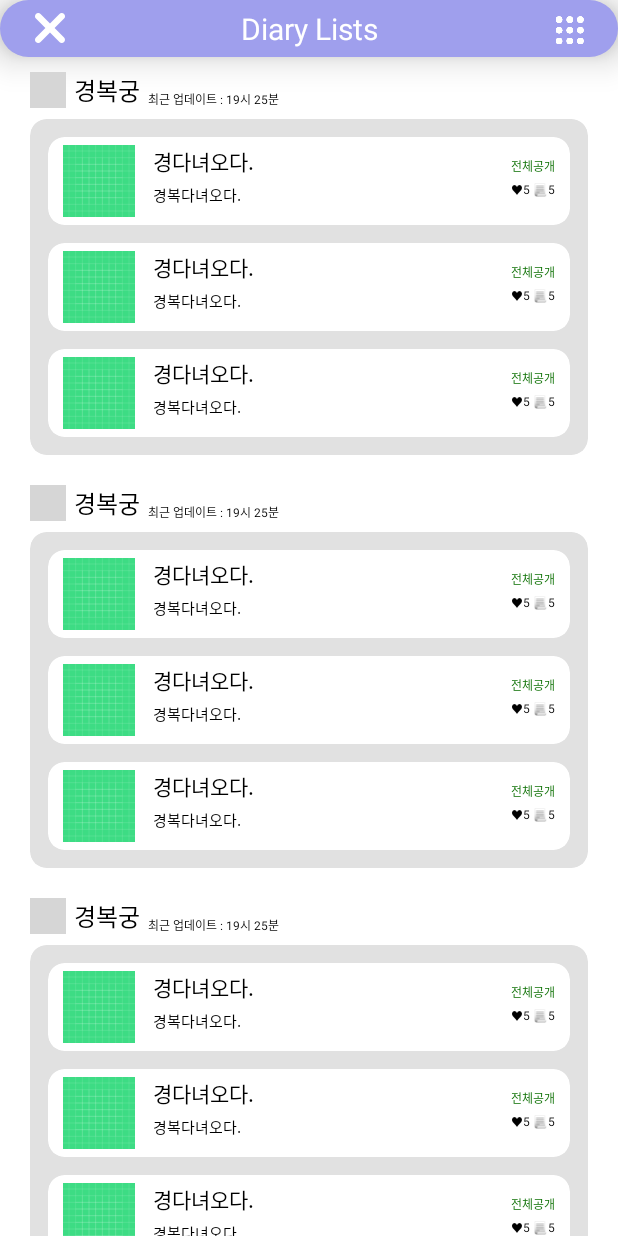
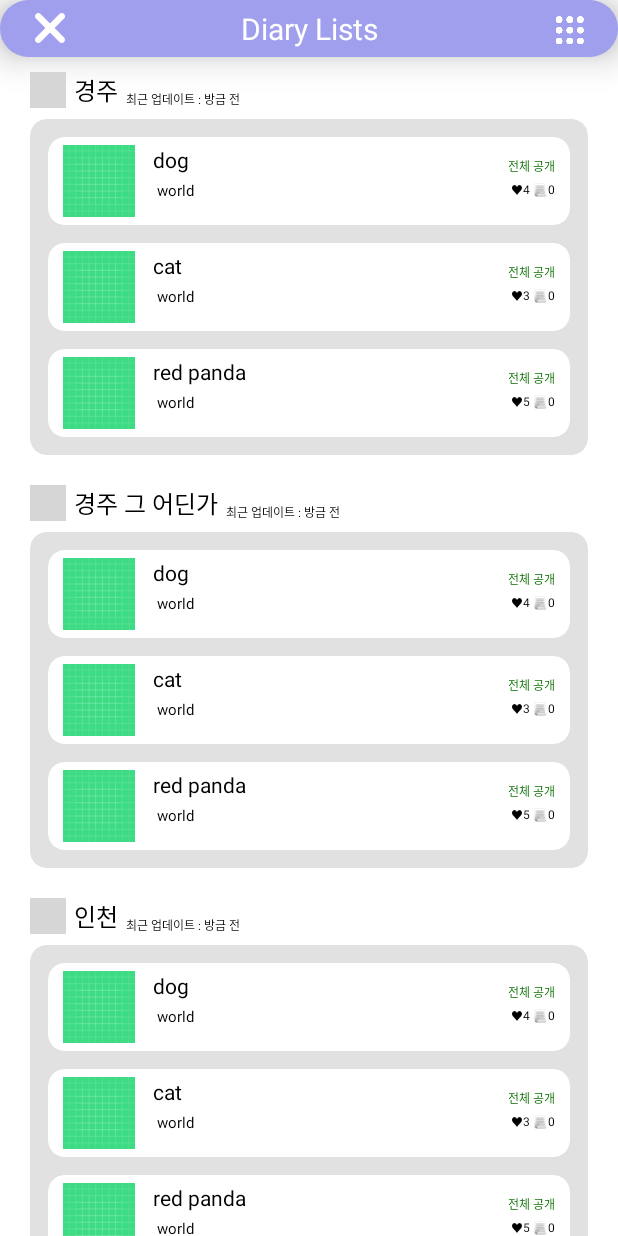
Before and after one commit to ARdiary/ArDiaryAndroid, an Android app: the DiaryListActivity screen opened directly, with no data from a screen before it, on a phone screen of 412 x 824 dp. Run offline under Robolectric (Android 15) with nearby library versions, the phone set to English and light mode, and no system bars; our stand-ins replace Dagger/Hilt's generated code, data binding; pictures from the network do not load; 1 statement that could not run was skipped; grey boxes are pictures that could not be loaded.

Commit message:
feat: Diary List DataBinding -> 데이터 연결
- 데이터 적용

```diff
--- a/app/src/main/java/com/army/ardiary/domain/model/DiaryContent.kt
+++ b/app/src/main/java/com/army/ardiary/domain/model/DiaryContent.kt
@@ -6,5 +6,6 @@ data class DiaryContent(
     val title: String,
     val content: String,
     val type: String,
-    val likeCount: Int = 0
+    val likeCount: Int = 0,
+    val commentCount: Int = 0
 )
--- /dev/null
+++ b/app/src/main/java/com/army/ardiary/ui/common/custom/CustomErrorView.kt
@@ -0,0 +1,31 @@
+package com.army.ardiary.ui.common.custom
+
+import android.content.Context
+import android.util.AttributeSet
+import android.view.LayoutInflater
+import androidx.constraintlayout.widget.ConstraintLayout
+import androidx.databinding.DataBindingUtil
+import com.army.ardiary.R
+import com.army.ardiary.databinding.ViewErrorCustomBinding
+
+class CustomErrorView(
+    context: Context,
+    attrs: AttributeSet?
+) : ConstraintLayout(context, attrs) {
+
+    private val binding: ViewErrorCustomBinding =
+        DataBindingUtil.inflate(
+            LayoutInflater.from(context),
+            R.layout.view_error_custom,
+            this,
+            true
+        )
+
+    init {
+        val a = context.obtainStyledAttributes(attrs, R.styleable.CustomErrorView)
+        a.recycle()
+    }
+
+    fun setOnClickRefreshButton(c: (() -> Unit)? = null) =
+        binding.btnRefresh.setOnClickListener { c?.invoke() }
+}
--- /dev/null
+++ b/app/src/main/java/com/army/ardiary/ui/common/viewutils/LoadingUtil.kt
@@ -0,0 +1,25 @@
+package com.army.ardiary.ui.common.viewutils
+
+import android.view.View
+import android.widget.ProgressBar
+import androidx.core.view.isGone
+import androidx.core.view.isVisible
+import com.army.ardiary.ui.common.custom.CustomErrorView
+
+fun showLoading(contentView: View, loadingView: ProgressBar, errorView: CustomErrorView) {
+    contentView.isGone = true
+    loadingView.isVisible = true
+    errorView.isGone = true
+}
+
+fun showContent(contentView: View, loadingView: ProgressBar, errorView: CustomErrorView) {
+    contentView.isVisible = true
+    loadingView.isGone = true
+    errorView.isGone = true
+}
+
+fun showError(contentView: View, loadingView: ProgressBar, errorView: CustomErrorView) {
+    contentView.isGone = true
+    loadingView.isGone = true
+    errorView.isVisible = true
+}
--- /dev/null
+++ b/app/src/main/java/com/army/ardiary/ui/common/viewutils/TextViewUtil.kt
@@ -0,0 +1,26 @@
+package com.army.ardiary.ui.common.viewutils
+
+import android.widget.TextView
+import androidx.databinding.BindingAdapter
+import java.util.*
+
+@BindingAdapter("updatedTime")
+fun TextView.setUpdatedTime(date: Date) {
+    "최근 업데이트 : 19시 25분"
+    val currentTime = System.currentTimeMillis()
+
+    val diff: Long = currentTime - date.time
+    val seconds = diff / 1000
+    val minutes = seconds / 60
+    val hours = minutes / 60
+    val days = hours / 24
+    val years = days / 365
+
+    val t = "최근 업데이트 : " + if (years > 0) "${years}년 전"
+    else if (days > 0) "${days}일 전"
+    else if (hours > 0) "${hours}시간 전"
+    else if (minutes > 0) "${minutes}분 전"
+    else "방금 전"
+
+    text = t
+}
--- a/app/src/main/java/com/army/ardiary/ui/main/diary/diarylist/DiaryListActivity.kt
+++ b/app/src/main/java/com/army/ardiary/ui/main/diary/diarylist/DiaryListActivity.kt
@@ -5,6 +5,7 @@ import androidx.lifecycle.flowWithLifecycle
 import androidx.lifecycle.lifecycleScope
 import com.army.ardiary.databinding.ActivityDiaryListBinding
 import com.army.ardiary.ui.BaseActivity
+import com.army.ardiary.ui.common.viewutils.showContent
 import com.army.ardiary.ui.main.diary.diarylist.adapter.DiaryItemRVAdapter
 import dagger.hilt.android.AndroidEntryPoint
 import kotlinx.coroutines.flow.launchIn
@@ -26,7 +27,7 @@ class DiaryListActivity :
         viewModel.diaryList.flowWithLifecycle(this.lifecycle)
             .onEach {
                 diaryItemRVAdapter.submitList(it) {
-                    // commit callback -> hide loading view and show rv
+                    showContent(binding.rvContent, binding.pbLoading, binding.evError)
                 }
             }.launchIn(lifecycleScope)
     }
--- a/app/src/main/res/layout/activity_diary_list.xml
+++ b/app/src/main/res/layout/activity_diary_list.xml
@@ -50,6 +50,20 @@
         android:id="@+id/rv_content"
         android:layout_width="match_parent"
         android:layout_height="wrap_content"
+        android:visibility="gone"
         app:layoutManager="androidx.recyclerview.widget.LinearLayoutManager"
         tools:listitem="@layout/item_diary_list" />
+
+    <ProgressBar
+        android:id="@+id/pb_loading"
+        android:layout_width="wrap_content"
+        android:layout_height="match_parent"
+        android:layout_gravity="center"
+        android:indeterminateTint="@color/primary" />
+
+    <com.army.ardiary.ui.common.custom.CustomErrorView
+        android:id="@+id/ev_error"
+        android:layout_width="match_parent"
+        android:layout_height="wrap_content"
+        android:visibility="gone" />
 </LinearLayout>
--- a/app/src/main/res/layout/item_diary_content.xml
+++ b/app/src/main/res/layout/item_diary_content.xml
@@ -1,6 +1,7 @@
 <?xml version="1.0" encoding="utf-8"?>
 <layout xmlns:android="http://schemas.android.com/apk/res/android"
-    xmlns:app="http://schemas.android.com/apk/res-auto">
+    xmlns:app="http://schemas.android.com/apk/res-auto"
+    xmlns:tools="http://schemas.android.com/tools">
 
     <data>
 
@@ -25,6 +26,7 @@
 
             <com.google.android.material.imageview.ShapeableImageView
                 android:id="@+id/iv_thumbnail"
+                image="@{diary.thumbnailUrl}"
                 android:layout_width="48dp"
                 android:layout_height="48dp"
                 android:src="@drawable/ic_launcher_background"
@@ -38,11 +40,12 @@
                 android:layout_width="wrap_content"
                 android:layout_height="wrap_content"
                 android:layout_marginStart="12dp"
-                android:text="경다녀오다."
+                android:text="@{diary.title}"
                 android:textColor="@color/black"
                 android:textSize="14sp"
                 app:layout_constraintStart_toEndOf="@id/iv_thumbnail"
-                app:layout_constraintTop_toTopOf="@id/iv_thumbnail" />
+                app:layout_constraintTop_toTopOf="@id/iv_thumbnail"
+                tools:text="Test" />
 
             <TextView
                 android:id="@+id/tv_content"
@@ -50,23 +53,25 @@
                 android:layout_height="wrap_content"
                 android:layout_marginStart="12dp"
                 android:layout_marginTop="4dp"
-                android:text="경복다녀오다."
+                android:text="@{diary.content}"
                 android:textColor="@color/black"
                 android:textSize="10sp"
                 app:layout_constraintStart_toEndOf="@id/iv_thumbnail"
-                app:layout_constraintTop_toBottomOf="@id/tv_title" />
+                app:layout_constraintTop_toBottomOf="@id/tv_title"
+                tools:text="Test" />
 
             <TextView
                 android:id="@+id/tv_type"
                 android:layout_width="wrap_content"
                 android:layout_height="wrap_content"
                 android:layout_marginBottom="20dp"
-                android:text="전체공개"
+                android:text="@{diary.type}"
                 android:textColor="@color/green"
                 android:textSize="8sp"
                 app:layout_constraintBottom_toBottomOf="parent"
                 app:layout_constraintEnd_toEndOf="parent"
-                app:layout_constraintTop_toTopOf="parent" />
+                app:layout_constraintTop_toTopOf="parent"
+                tools:text="전체 공개" />
 
             <TextView
                 android:id="@+id/tv_comment_count"
@@ -74,11 +79,12 @@
                 android:layout_height="wrap_content"
                 android:layout_marginStart="12dp"
                 android:layout_marginTop="4dp"
-                android:text="5"
+                android:text="@{String.valueOf(diary.commentCount)}"
                 android:textColor="@color/black"
                 android:textSize="8sp"
                 app:layout_constraintEnd_toEndOf="parent"
-                app:layout_constraintTop_toBottomOf="@id/tv_type" />
+                app:layout_constraintTop_toBottomOf="@id/tv_type"
+                tools:text="3" />
 
             <TextView
                 android:id="@+id/iv_comment"
@@ -96,12 +102,13 @@
                 android:layout_width="wrap_content"
                 android:layout_height="wrap_content"
                 android:layout_marginEnd="2dp"
-                android:text="5"
+                android:text="@{String.valueOf(diary.likeCount)}"
                 android:textColor="@color/black"
                 android:textSize="8sp"
                 app:layout_constraintBottom_toBottomOf="@id/iv_comment"
                 app:layout_constraintEnd_toStartOf="@id/iv_comment"
-                app:layout_constraintTop_toTopOf="@id/iv_comment" />
+                app:layout_constraintTop_toTopOf="@id/iv_comment"
+                tools:text="4" />
 
             <TextView
                 android:id="@+id/iv_like"
--- a/app/src/main/res/layout/item_diary_list.xml
+++ b/app/src/main/res/layout/item_diary_list.xml
@@ -30,22 +30,24 @@
             android:layout_width="wrap_content"
             android:layout_height="wrap_content"
             android:layout_marginStart="5dp"
-            android:text="경복궁"
+            android:text="@{diary.location}"
             android:textColor="@color/black"
             android:textSize="16sp"
             app:layout_constraintBottom_toBottomOf="@+id/iv_compass"
             app:layout_constraintStart_toEndOf="@id/iv_compass"
-            app:layout_constraintTop_toTopOf="@+id/iv_compass" />
+            app:layout_constraintTop_toTopOf="@+id/iv_compass"
+            tools:text="경주" />
 
         <TextView
+            updatedTime="@{diary.currentUpdated}"
             android:layout_width="wrap_content"
             android:layout_height="wrap_content"
             android:layout_marginStart="5dp"
-            android:text="최근 업데이트 : 19시 25분"
             android:textColor="@color/black"
             android:textSize="8sp"
             app:layout_constraintBottom_toBottomOf="@+id/tv_location"
-            app:layout_constraintStart_toEndOf="@id/tv_location" />
+            app:layout_constraintStart_toEndOf="@id/tv_location"
+            tools:text="최근 업데이트 : 3분 전" />
 
         <androidx.cardview.widget.CardView
             android:layout_width="match_parent"
--- /dev/null
+++ b/app/src/main/res/values-night/strings.xml
@@ -0,0 +1,4 @@
+<?xml version="1.0" encoding="utf-8"?>
+<resources>
+    <string name="error_text">네트워크에 문제가 발생했습니다!</string>
+</resources>
--- a/app/src/main/res/values/attrs.xml
+++ b/app/src/main/res/values/attrs.xml
@@ -6,4 +6,8 @@
         <attr name="menuTitle" format="string" />
         <attr name="menuIcon" format="reference" />
     </declare-styleable>
+
+    <declare-styleable name="CustomErrorView">
+        <attr name="onClickRefreshButton" format="string" />
+    </declare-styleable>
 </resources>
--- a/app/src/main/res/values/strings.xml
+++ b/app/src/main/res/values/strings.xml
@@ -34,4 +34,6 @@
 
 
     <string name="hello_blank_fragment">Hello blank fragment</string>
+    <string name="error_text">네트워크에 문제가 발생했습니다!</string>
+    <string name="error_refresh">다시 불러오기</string>
 </resources>
```
Also changed, not shown: app/src/main/java/com/army/ardiary/ui/common/viewutils/ImageViewUtil.kt (added, +16 -0 lines), app/src/main/res/layout/view_error_custom.xml (added, +28 -0 lines).
